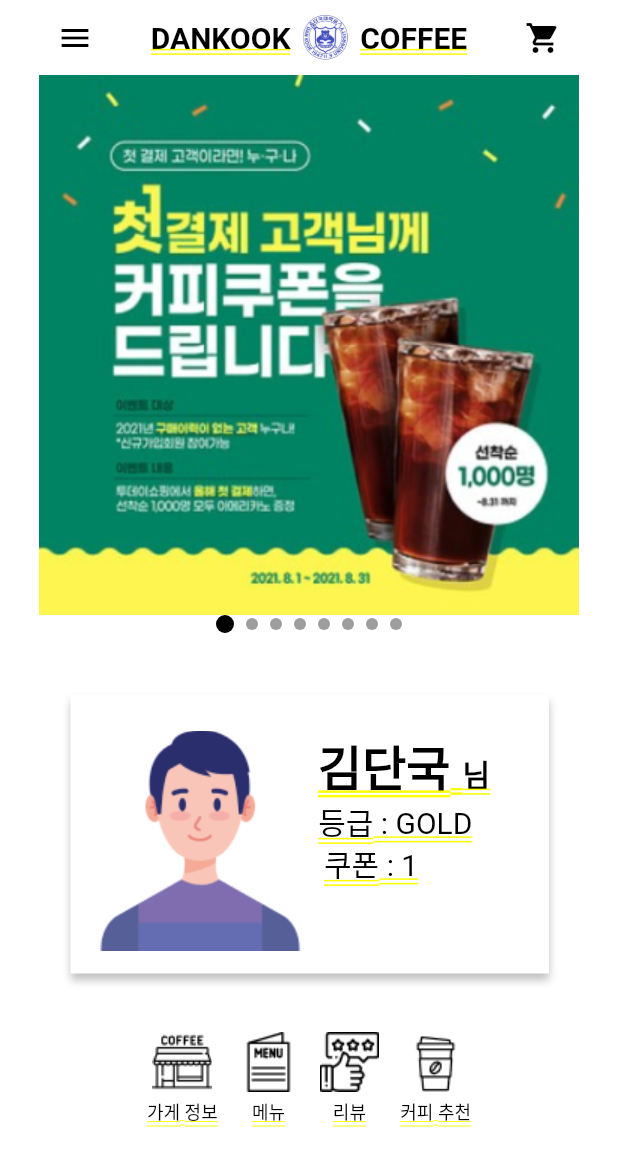
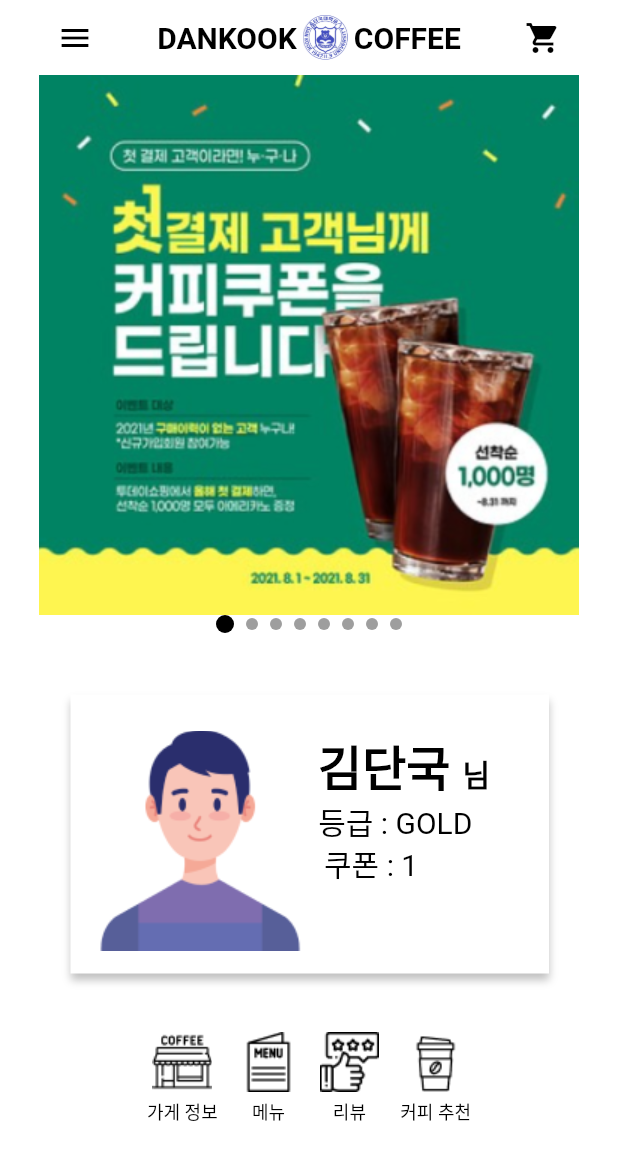
Before and after one commit to unanp2/Dankook_Coffee, a Flutter app: the screen it shows after launch, on a phone screen of 412 x 824 dp. Shown: the top 1166 px of the screen. Run offline on Flutter 3.47's test engine with Material 3 defaults, Android fonts, the phone set to English and light mode, and no system bars; our stand-ins replace cached_network_image; Roboto replaces fonts that are missing (Black Han Sans, Goldman, Jua).

Commit message:
홈 화면 노란줄 제거

```diff
--- a/lib/home_page.dart
+++ b/lib/home_page.dart
@@ -1,4 +1,3 @@
-import 'package:dankookcoffee/login/login_home.dart';
 import 'package:flutter/material.dart';
 
 class HomePage extends StatefulWidget {
@@ -9,10 +8,15 @@
 }
 
 class _HomePageState extends State<HomePage> {
-  final PageController _pageController =
-      PageController(); // PageView를 제어하기 위한 PageController
-  int _currentPage = 0; // 현재 페이지를 저장하는 변수
+  late PageController _pageController; // PageView를 제어하기 위한 PageController
+  int _currentPage = 1; // 현재 페이지를 저장하는 변수, 시작 페이지를 1로 설정
   final int _numPages = 8; // 총 페이지 수
+
+  @override
+  void initState() {
+    super.initState();
+    _pageController = PageController(initialPage: _currentPage);
+  }
 
   @override
   void dispose() {
@@ -24,9 +28,13 @@
     setState(() {
       _currentPage = page;
     });
-    if (page == _numPages) {
+    if (page == 0) {
       Future.delayed(Duration(milliseconds: 300), () {
-        _pageController.jumpToPage(0);
+        _pageController.jumpToPage(_numPages);
+      });
+    } else if (page == _numPages + 1) {
+      Future.delayed(Duration(milliseconds: 300), () {
+        _pageController.jumpToPage(1);
       });
     }
   }
@@ -58,10 +66,11 @@
                           IconButton(
                             icon: Icon(Icons.menu, color: Colors.black),
                             onPressed: () {
-                              Navigator.push(context, MaterialPageRoute(builder:(context) => LoginHomePage(),));
+                              // 네비게이션 로직 추가
                             },
                           ),
-                          SizedBox(width: 10,),
+                          Row(
+                            children: [
                               Text(
                                 'DANKOOK',
                                 style: TextStyle(
@@ -69,8 +78,10 @@
                                   fontSize: 20,
                                   fontFamily: 'Black Han Sans',
                                   fontWeight: FontWeight.w700,
+                                  decoration: TextDecoration.none, // 노란색 줄 제거
                                 ),
                               ),
+                              SizedBox(width: 4,),
                               Container(
                                 width: 30,
                                 height: 30,
@@ -82,6 +93,7 @@
                                   ),
                                 ),
                               ),
+                              SizedBox(width: 4,),
                               Text(
                                 'COFFEE',
                                 style: TextStyle(
@@ -89,9 +101,11 @@
                                   fontSize: 20,
                                   fontFamily: 'Black Han Sans',
                                   fontWeight: FontWeight.w700,
+                                  decoration: TextDecoration.none, // 노란색 줄 제거
                                 ),
                               ),
-                          SizedBox(width: 10,),
+                            ],
+                          ),
                           IconButton(
                             icon:
                                 Icon(Icons.shopping_cart, color: Colors.black),
@@ -113,13 +127,17 @@
                       child: PageView(
                         controller: _pageController, // PageView를 제어하기 위한 컨트롤러
                         onPageChanged: _onPageChanged, // 페이지 변경 시 호출될 콜백 함수
-                        children: List.generate(_numPages + 1, (index) {
-                          if (index == _numPages) {
+                        children: List.generate(_numPages + 2, (index) {
+                          if (index == 0) {
+                            return Image.asset(
+                                "assets/images/ad_image${_numPages - 1}.png",
+                                fit: BoxFit.fill);
+                          } else if (index == _numPages + 1) {
                             return Image.asset("assets/images/ad_image0.png",
                                 fit: BoxFit.fill);
                           } else {
                             return Image.asset(
-                                "assets/images/ad_image$index.png",
+                                "assets/images/ad_image${index - 1}.png",
                                 fit: BoxFit.fill);
                           }
                         }),
@@ -136,11 +154,11 @@
                       children: List.generate(_numPages, (index) {
                         return Container(
                           margin: EdgeInsets.symmetric(horizontal: 4),
-                          width: _currentPage == index ? 12 : 8,
-                          height: _currentPage == index ? 12 : 8,
+                          width: _currentPage == index + 1 ? 12 : 8,
+                          height: _currentPage == index + 1 ? 12 : 8,
                           decoration: BoxDecoration(
                             shape: BoxShape.circle,
-                            color: _currentPage == index
+                            color: _currentPage == index + 1
                                 ? Colors.black
                                 : Colors.grey,
                           ),
@@ -182,6 +200,7 @@
                           fontSize: 20,
                           fontFamily: 'Jua',
                           fontWeight: FontWeight.w400,
+                          decoration: TextDecoration.none, // 노란색 줄 제거
                         ),
                       ),
                     ),
@@ -231,6 +250,7 @@
                               fontSize: 32,
                               fontFamily: 'Goldman',
                               fontWeight: FontWeight.w700,
+                              decoration: TextDecoration.none, // 노란색 줄 제거
                             ),
                           ),
                           TextSpan(
@@ -240,6 +260,7 @@
                               fontSize: 20,
                               fontFamily: 'Goldman',
                               fontWeight: FontWeight.w700,
+                              decoration: TextDecoration.none, // 노란색 줄 제거
                             ),
                           ),
                         ],
@@ -258,6 +279,7 @@
                         fontSize: 20,
                         fontFamily: 'Jua',
                         fontWeight: FontWeight.w400,
+                        decoration: TextDecoration.none, // 노란색 줄 제거
                       ),
                     ),
                   ),
@@ -312,6 +334,7 @@
             fontSize: 12,
             fontFamily: 'Sunflower',
             fontWeight: FontWeight.w500,
+            decoration: TextDecoration.none, // 노란색 줄 제거
           ),
         ),
       ],
```
Lines whose indentation alone changed are shown as unchanged.
